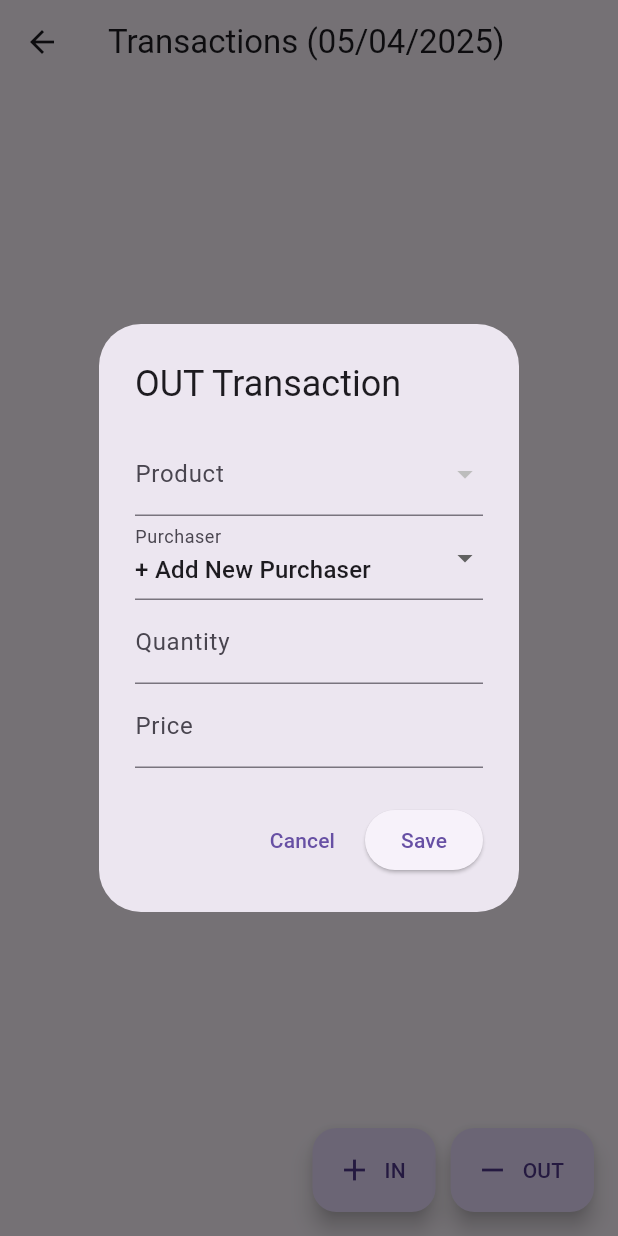
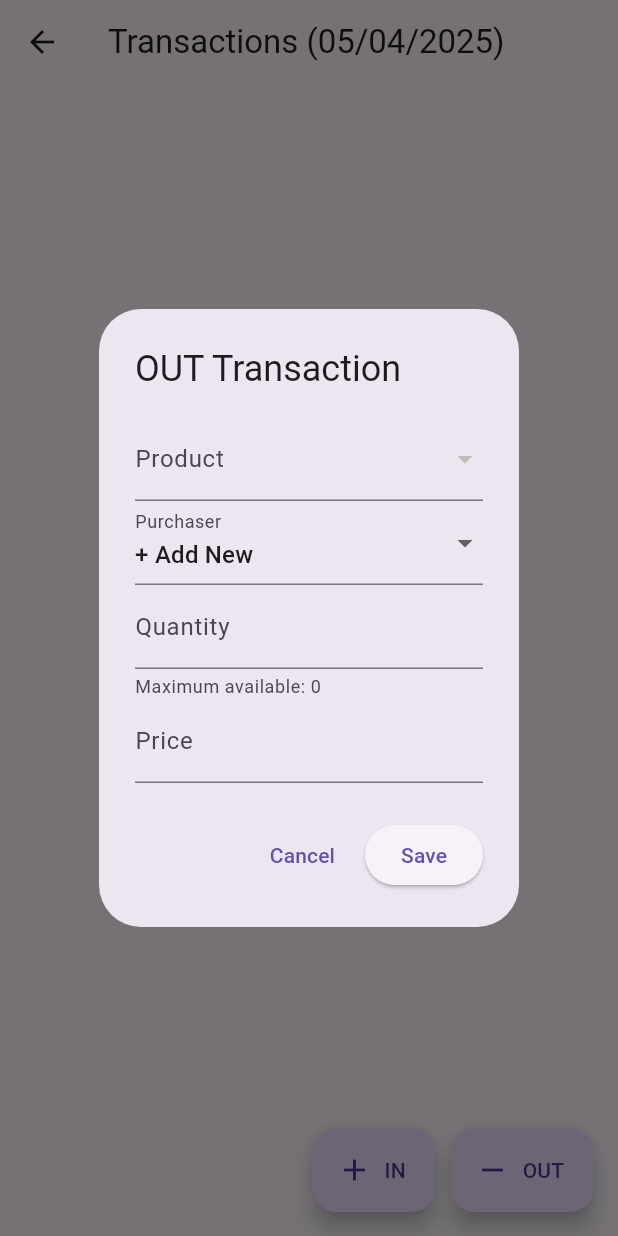
Before and after one commit to maheshbailur/softdrinksdealer, a Flutter app: the TransactionScreen screen opened directly, after a tap on "OUT", on a phone screen of 412 x 824 dp. Run offline on Flutter 3.47's test engine with Material 3 defaults, Android fonts, the light colour scheme and no system bars; our stand-ins replace fl_chart, sqflite; accounts and stored records are empty.

Commit message:
bug fixes

```diff
--- a/lib/screens/inventory_screen.dart
+++ b/lib/screens/inventory_screen.dart
@@ -37,6 +37,7 @@ class _InventoryScreenState extends State<InventoryScreen> {
   void initState() {
     super.initState();
     _loadDrinks();
+    _loadManufacturers();
   }
 
   Future<void> _loadDrinks() async {
--- a/lib/screens/transaction_screen.dart
+++ b/lib/screens/transaction_screen.dart
@@ -111,6 +111,12 @@ class _TransactionScreenState extends State<TransactionScreen> {
   }
 
   void _showTransactionDialog(String transactionType) {
+    // Reset controllers at the start of dialog
+    _priceController.clear();
+    _quantityController.clear();
+    _selectedDrink = null;
+    _selectedPurchaser = null;
+
     showDialog(
       context: context,
       builder: (context) => AlertDialog(
@@ -133,6 +139,12 @@ class _TransactionScreenState extends State<TransactionScreen> {
                   onChanged: (Drink? newValue) {
                     setState(() {
                       _selectedDrink = newValue;
+                      // Update quantity field with stock value when drink is selected
+                      if (newValue != null) {
+                        _quantityController.text = transactionType == 'in'
+                            ? '0'  // For IN transactions, start with 0
+                            : newValue.stock.toString();  // For OUT transactions, show available stock
+                      }
                     });
                   },
                   validator: (value) => value == null ? 'Please select a product' : null,
@@ -163,7 +175,7 @@ class _TransactionScreenState extends State<TransactionScreen> {
                       }),
                       DropdownMenuItem<Purchaser>(
                         value: null,
-                        child: Text('+ Add New Purchaser'),
+                        child: Text('+ Add New'),
                       ),
                     ],
                     onChanged: (Purchaser? newValue) async {
@@ -185,11 +197,23 @@ class _TransactionScreenState extends State<TransactionScreen> {
                   ),
                 TextFormField(
                   controller: _quantityController,
-                  decoration: InputDecoration(labelText: 'Quantity'),
+                  decoration: InputDecoration(
+                    labelText: 'Quantity',
+                    helperText: transactionType == 'out' ? 'Maximum available: ${_selectedDrink?.stock ?? 0}' : null,
+                  ),
                   keyboardType: TextInputType.number,
                   validator: (value) {
                     if (value == null || value.isEmpty) {
                       return 'Please enter a quantity';
+                    }
+                    final quantity = int.tryParse(value);
+                    if (quantity == null || quantity <= 0) {
+                      return 'Please enter a valid quantity';
+                    }
+                    if (transactionType == 'out' && _selectedDrink != null) {
+                      if (quantity > _selectedDrink!.stock) {
+                        return 'Quantity cannot exceed available stock';
+                      }
                     }
                     return null;
                   },
```
Also changed, not shown: lib/screens/dashboard_screen.dart (+46 -0 lines).
